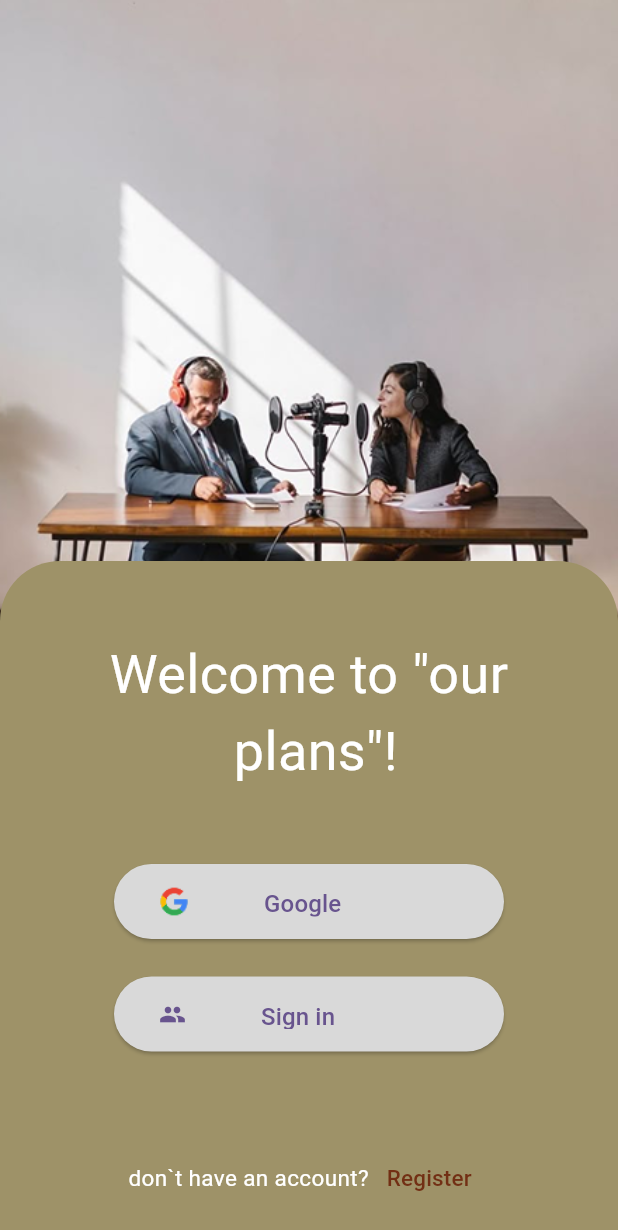
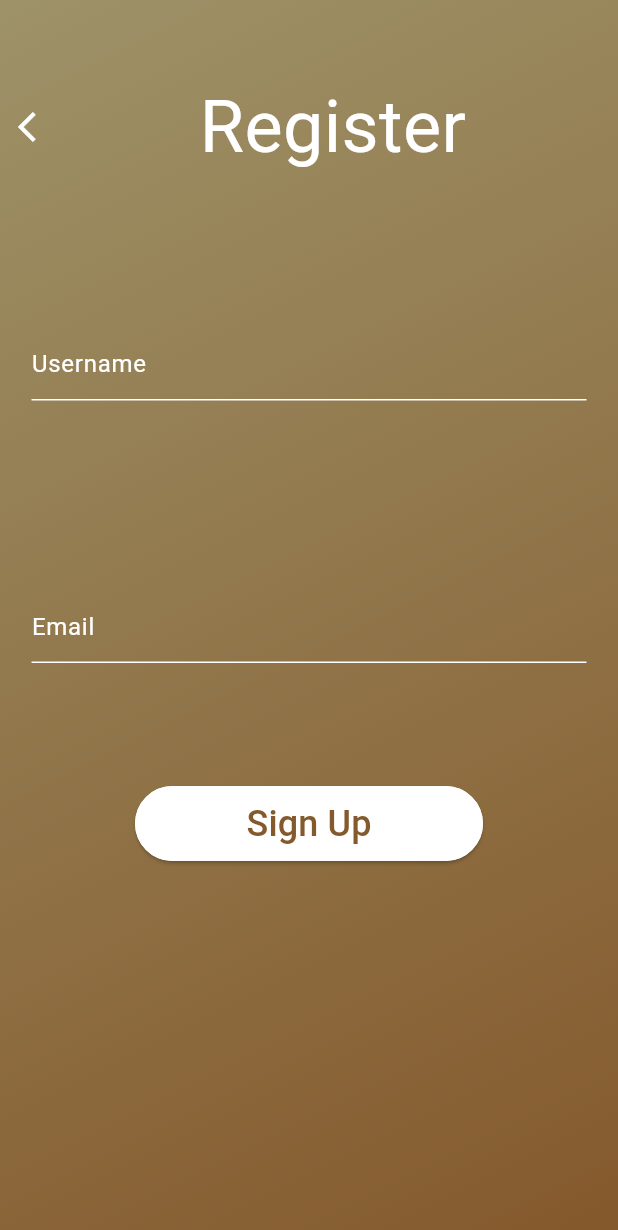
Before and after one commit to kwuvw/our-plans, a Flutter app: the screen it shows after launch, after a tap on "Register", on a phone screen of 412 x 824 dp. Shown: the top 1230 px of the screen. Run offline on Flutter 3.47's test engine with Material 3 defaults, Android fonts, the phone set to English and light mode, and no system bars.

Commit message:
register page and navigation

```diff
--- a/lib/main.dart
+++ b/lib/main.dart
@@ -1,5 +1,7 @@
 import 'package:flutter/material.dart';
+import 'package:our_plans_flutter/pages/RegisterPage.dart';
 import 'package:our_plans_flutter/pages/WelcomePage.dart';
+// import 'package:our_plans_flutter/pages/WelcomePage.dart';
 
 void main() {
   runApp(const MyApp());
@@ -18,7 +20,11 @@ class MyApp extends StatelessWidget {
       theme: ThemeData(
         colorScheme: ColorScheme.fromSeed(seedColor: Colors.deepPurple),
       ),
-      home: Welcome(),
+      initialRoute: '/',
+      routes: {
+        '/': (context) => const Welcome(),
+        'register': (context) => const Register(),
+      }
     );
   }
 }
--- /dev/null
+++ b/lib/pages/RegisterPage.dart
@@ -0,0 +1,115 @@
+import 'package:flutter/material.dart';
+
+class Register extends StatelessWidget {
+  const Register({super.key});
+
+  @override
+  Widget build(BuildContext context) {
+    return Scaffold(
+      backgroundColor: Colors.transparent,
+      body: Container(
+        constraints: const BoxConstraints.expand(),
+        decoration: const BoxDecoration(
+          gradient: LinearGradient(
+            begin: Alignment.topLeft,
+            end: Alignment.bottomRight,
+            colors: [
+              Color.fromARGB(255, 158, 146, 104),
+              Color.fromARGB(255, 132, 89, 44),
+            ],
+          ),
+        ),
+        child: Padding(
+          padding: EdgeInsets.only(top: 50),
+          child: Column(
+            children: [
+              Row(
+                mainAxisAlignment: MainAxisAlignment.start,
+                children: [
+                  IconButton(
+                    onPressed: () {
+                      Navigator.pop(context);
+                    },
+                    icon: Icon(Icons.arrow_back_ios, color: Colors.white),
+                  ),
+                  SizedBox(width: 85),
+                  Text(
+                    'Register',
+                    style: TextStyle(fontSize: 48, color: Colors.white),
+                  ),
+                ],
+              ),
+              Expanded(
+                child: SingleChildScrollView(
+                  child: Padding(
+                    padding: const EdgeInsets.symmetric(horizontal: 20),
+                    child: Column(
+                      children: [
+                        const SizedBox(height: 100),
+                        _buildTextField('Username'),
+                        const SizedBox(height: 100),
+                        _buildTextField('Email'),
+                        const SizedBox(height: 100),
+                        _buildTextField('Password', isPassword: true),
+                      ],
+                    ),
+                  ),
+                ),
+              ),
+              Padding(
+                padding: const EdgeInsets.only(
+                  bottom: 250,
+                  left: 90,
+                  right: 90,
+                ),
+                child: Column(
+                  children: [
+                    ElevatedButton(
+                      onPressed: () {},
+                      style: ElevatedButton.styleFrom(
+                        minimumSize: const Size(double.infinity, 50),
+                        backgroundColor: Colors.white,
+                        shape: RoundedRectangleBorder(
+                          borderRadius: BorderRadius.circular(100),
+                          side: const BorderSide(color: Colors.white, width: 2),
+                        ),
+                      ),
+                      child: const Text(
+                        'Sign Up',
+                        style: TextStyle(fontSize: 24, color: Color.fromARGB(255, 132, 89, 44),),
+                      ),
+                    ),
+                  ],
+                ),
+              ),
+            ],
+          ),
+        ),
+      ),
+    );
+  }
+}
+
+Widget _buildTextField(String hint, {bool isPassword = false}) {
+  return SizedBox(
+    height: 75,
+    width: 370,
+    child: TextField(
+      style: TextStyle(color: Colors.white),
+      obscureText: isPassword,
+      decoration: InputDecoration(
+        border: InputBorder.none,
+
+        enabledBorder: UnderlineInputBorder(
+          borderSide: BorderSide(color: Colors.white),
+        ),
+        focusedBorder: UnderlineInputBorder(
+          borderSide: BorderSide(color: Colors.white, width: 2),
+        ),
+        contentPadding: EdgeInsets.symmetric(vertical: 12),
+        hintText: hint,
+        hintStyle: TextStyle(color: Colors.white),
+      ),
+    ),
+  );
+}
--- a/lib/pages/WelcomePage.dart
+++ b/lib/pages/WelcomePage.dart
@@ -1,5 +1,6 @@
 // ignore: file_names
 import 'package:flutter/material.dart';
+import 'package:our_plans_flutter/pages/RegisterPage.dart';
 
 class Welcome extends StatelessWidget {
   const Welcome({super.key});
@@ -7,15 +8,21 @@ class Welcome extends StatelessWidget {
   @override
   Widget build(BuildContext context) {
     return Scaffold(
-      backgroundColor: const Color.fromARGB(255, 158, 146, 104), // <-- Добавлено здесь
+      backgroundColor: const Color.fromARGB(
+        255,
+        158,
+        146,
+        104,
+      ),
       body: Column(
         children: [
           Expanded(
             child: Stack(
               children: [
-                Image.asset('images/peaple Welcome.png',
+                Image.asset(
+                  'images/peaple Welcome.png',
                   fit: BoxFit.cover,
-                  width: double.infinity, // <-- Добавлено для полной ширины
+                  width: double.infinity,
                 ),
                 Positioned(
                   bottom: 0,
@@ -37,12 +44,9 @@ class Welcome extends StatelessWidget {
                         Text(
                           'Welcome to "our \n plans"!',
                           textAlign: TextAlign.center,
-                          style: TextStyle(
-                            color: Colors.white,
-                            fontSize: 36,
-                          ),
+                          style: TextStyle(color: Colors.white, fontSize: 36),
                         ),
-                        SizedBox(height: 50,),
+                        SizedBox(height: 50),
                         SizedBox(
                           width: 260,
                           height: 50,
@@ -104,19 +108,29 @@ class Welcome extends StatelessWidget {
                         Row(
                           mainAxisAlignment: MainAxisAlignment.center,
                           children: [
-                            Text('don`t have an account?',
+                            Text(
+                              'don`t have an account?',
                               style: TextStyle(
                                 color: Colors.white,
                                 fontSize: 15,
                               ),
                             ),
                             TextButton(
-                              onPressed: (){},
+                              onPressed: () {
+                                Navigator.push(
+                                  context,
+                                  MaterialPageRoute(
+                                    builder: (context) {
+                                      return const Register();
+                                    },
+                                  ),
+                                );
+                              },
                               child: Text(
                                 'Register',
                                 style: TextStyle(
                                   color: Color.fromARGB(255, 114, 47, 20),
-                                  fontSize: 15
+                                  fontSize: 15,
                                 ),
                               ),
                             ),
```
